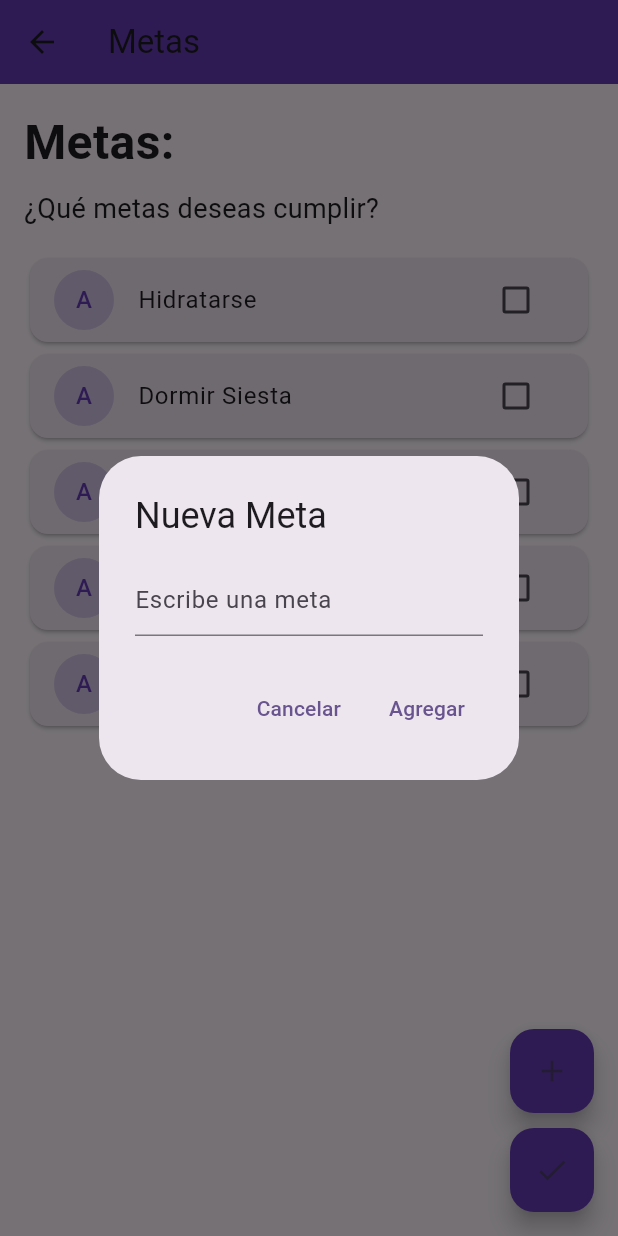
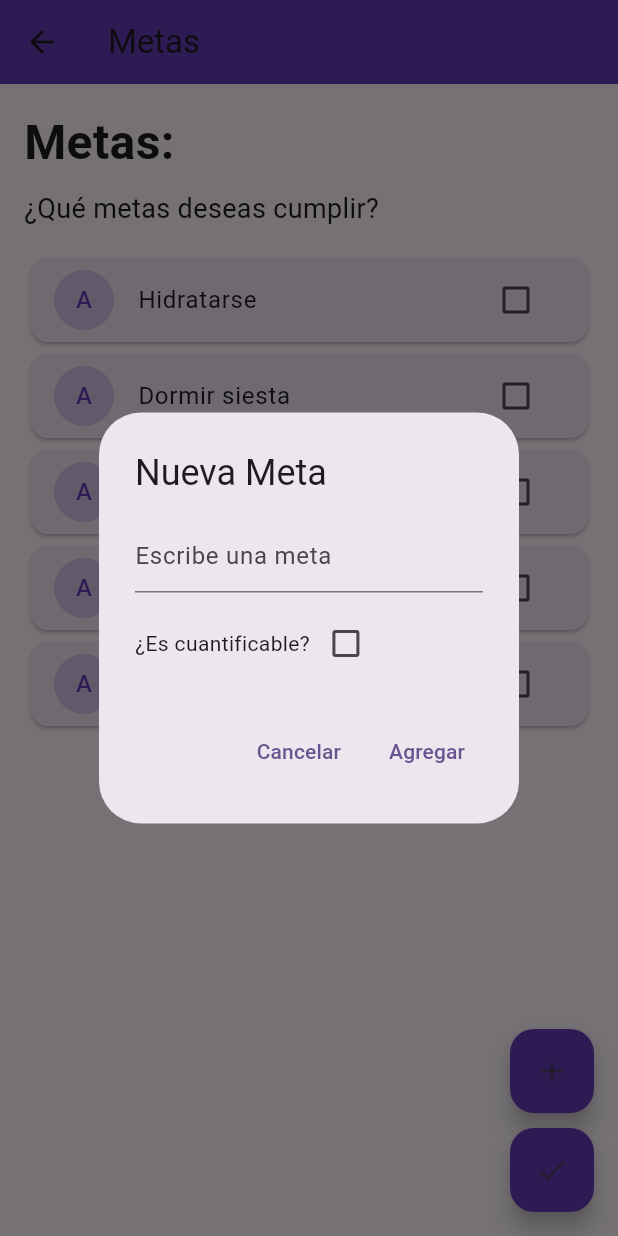
Before and after one commit to August1751/MiMejorSer_App, a Flutter app: the MetasPage screen opened directly, after a tap on the "add" icon, on a phone screen of 412 x 824 dp. Run offline on Flutter 3.47's test engine with Material 3 defaults, Android fonts, the phone set to English and light mode, and no system bars; our stand-ins replace get.

Commit message:
metas y correción pagina

```diff
--- /dev/null
+++ b/lib/ui/Classess/metas.dart
@@ -0,0 +1,11 @@
+// Clase abstracta Meta
+abstract class Meta {
+  String nombre; // Nombre de la meta
+  bool completa; // Indica si la meta está completa o no
+
+  // Constructor de la clase abstracta
+  Meta(this.nombre, this.completa);
+
+  // Método abstracto para completar la meta
+  void completar();
+}
--- a/lib/ui/Classess/metas_booleans.dart
+++ b/lib/ui/Classess/metas_booleans.dart
@@ -0,0 +1,13 @@
+import 'metas.dart';
+
+// Clase que hereda de Meta y representa una meta booleana
+class MetaBooleana extends Meta {
+  // Constructor que inicializa nombre y estado de completa
+  MetaBooleana(String nombre, bool completa) : super(nombre, completa);
+
+  // Implementación del método para completar la meta
+  @override
+  void completar() {
+    completa = true;
+  }
+}
--- a/lib/ui/Classess/metas_quantification.dart
+++ b/lib/ui/Classess/metas_quantification.dart
@@ -0,0 +1,29 @@
+import 'metas.dart';
+
+
+// Clase que hereda de Meta y representa una meta cuantificable
+class MetaCuantificable extends Meta {
+  double valorActual = 0; // Valor actual de la meta cuantificable
+  double valorObjetivo; // Valor objetivo que se quiere alcanzar
+
+  // Constructor que inicializa nombre, estado de completa y valores
+  MetaCuantificable(String nombre, this.valorActual, this.valorObjetivo)
+      : super(nombre, valorActual >= valorObjetivo);
+
+  // Implementación del método para actualizar el progreso y completar la meta
+  void actualizarProgreso(double valor) {
+    valorActual += valor;
+    if (valorActual >= valorObjetivo) {
+      completar();
+    } else {
+      print("Progreso actual de '$nombre': $valorActual/$valorObjetivo");
+    }
+  }
+
+  // Implementación del método para completar la meta
+  @override
+  void completar() {
+    completa = true;
+    print("La meta cuantificable '$nombre' ha sido completada.");
+  }
+}
--- a/lib/ui/pages/Auth/firsttime.dart
+++ b/lib/ui/pages/Auth/firsttime.dart
@@ -1,5 +1,7 @@
 import 'package:flutter/material.dart';
-
+import '../../Classess/metas.dart';
+import '../../Classess/metas_booleans.dart';
+import '../../Classess/metas_quantification.dart';
 
 class MetasPage extends StatefulWidget {
   const MetasPage({Key? key}) : super(key: key);
@@ -9,38 +11,67 @@ class MetasPage extends StatefulWidget {
 }
 
 class _MetasPageState extends State<MetasPage> {
-  final List<String> _metas = [
-    'Hidratarse',
-    'Dormir Siesta',
-    'Comer frutas',
-    'Hacer ejercicio',
-    'Leer un libro'
+  final List<Meta> _metas = [
+    MetaBooleana('Hidratarse', false),
+    MetaBooleana('Dormir siesta', false),
+    MetaCuantificable('Comer frutas', 0, 3),
+    MetaBooleana('Hacer ejercicio', false),
+    MetaBooleana('Leer un libro', false)
   ];
 
   // Lista para manejar si cada meta está completada o no (estado del checkbox)
   final List<bool> _completadas = List.generate(5, (_) => false);
 
-  // Método para agregar una nueva meta
-  void _addMeta(String nuevaMeta) {
-    setState(() {
-      _metas.add(nuevaMeta);
-      _completadas.add(false); // Nueva meta con estado no completado
-    });
-  }
-
-  // Método para mostrar el cuadro de diálogo y agregar una nueva meta
   Future<void> _mostrarDialogoAgregarMeta() async {
     String nuevaMeta = '';
+    bool esCuantificable = false;
+    double valorObjetivo = 0.0; // Para el valor objetivo si es cuantificable
+
     await showDialog(
       context: context,
       builder: (BuildContext context) {
         return AlertDialog(
           title: const Text('Nueva Meta'),
-          content: TextField(
-            onChanged: (value) {
-              nuevaMeta = value;
+          content: StatefulBuilder(
+            builder: (BuildContext context, StateSetter setDialogState) {
+              return Column(
+                mainAxisSize: MainAxisSize.min,
+                children: <Widget>[
+                  // Campo para ingresar el nombre de la meta
+                  TextField(
+                    onChanged: (value) {
+                      nuevaMeta = value;
+                    },
+                    decoration: const InputDecoration(hintText: 'Escribe una meta'),
+                  ),
+                  const SizedBox(height: 10),
+                  // Checkbox para seleccionar si la meta es cuantificable
+                  Row(
+                    children: <Widget>[
+                      const Text('¿Es cuantificable?'),
+                      Checkbox(
+                        value: esCuantificable,
+                        onChanged: (bool? value) {
+                          // Aquí actualizamos el estado del diálogo
+                          setDialogState(() {
+                            esCuantificable = value ?? false;
+                          });
+                        },
+                      ),
+                    ],
+                  ),
+                  // Campo para ingresar el valor objetivo si es cuantificable
+                  if (esCuantificable)
+                    TextField(
+                      onChanged: (value) {
+                        valorObjetivo = double.tryParse(value) ?? 0.0;
+                      },
+                      keyboardType: TextInputType.number,
+                      decoration: const InputDecoration(hintText: 'Valor objetivo'),
+                    ),
+                ],
+              );
             },
-            decoration: const InputDecoration(hintText: 'Escribe una meta'),
           ),
           actions: <Widget>[
             TextButton(
@@ -53,7 +84,11 @@ class _MetasPageState extends State<MetasPage> {
               child: const Text('Agregar'),
               onPressed: () {
                 if (nuevaMeta.isNotEmpty) {
-                  _addMeta(nuevaMeta);
+                  if (esCuantificable) {
+                    _addMetaCuantificable(nuevaMeta, valorObjetivo);
+                  } else {
+                    _addMetaBooleana(nuevaMeta);
+                  }
                 }
                 Navigator.of(context).pop();
               },
@@ -62,6 +97,25 @@ class _MetasPageState extends State<MetasPage> {
         );
       },
     );
+  }
+
+  // Función para agregar una meta booleana
+  void _addMetaBooleana(String nombreMeta) {
+    setState(() {
+      MetaBooleana nuevaMetaBooleana = MetaBooleana(nombreMeta, false);
+      _metas.add(nuevaMetaBooleana);
+      _completadas.add(false); // Agregamos un valor inicial para el checkbox
+    });
+  }
+
+  // Función para agregar una meta cuantificable
+  void _addMetaCuantificable(String nombreMeta, double valorObjetivo) {
+    setState(() {
+      MetaCuantificable nuevaMetaCuantificable =
+          MetaCuantificable(nombreMeta, 0.0, valorObjetivo);
+      _metas.add(nuevaMetaCuantificable);
+      _completadas.add(false); // Agregamos un valor inicial para el checkbox
+    });
   }
 
   @override
@@ -105,7 +159,8 @@ class _MetasPageState extends State<MetasPage> {
                           style: TextStyle(color: Colors.deepPurple),
                         ),
                       ),
-                      title: Text(_metas[index]),
+                      // Aquí accedemos al nombre de la meta
+                      title: Text(_metas[index].nombre),
                       trailing: Checkbox(
                         value: _completadas[index],
                         onChanged: (bool? value) {
```
